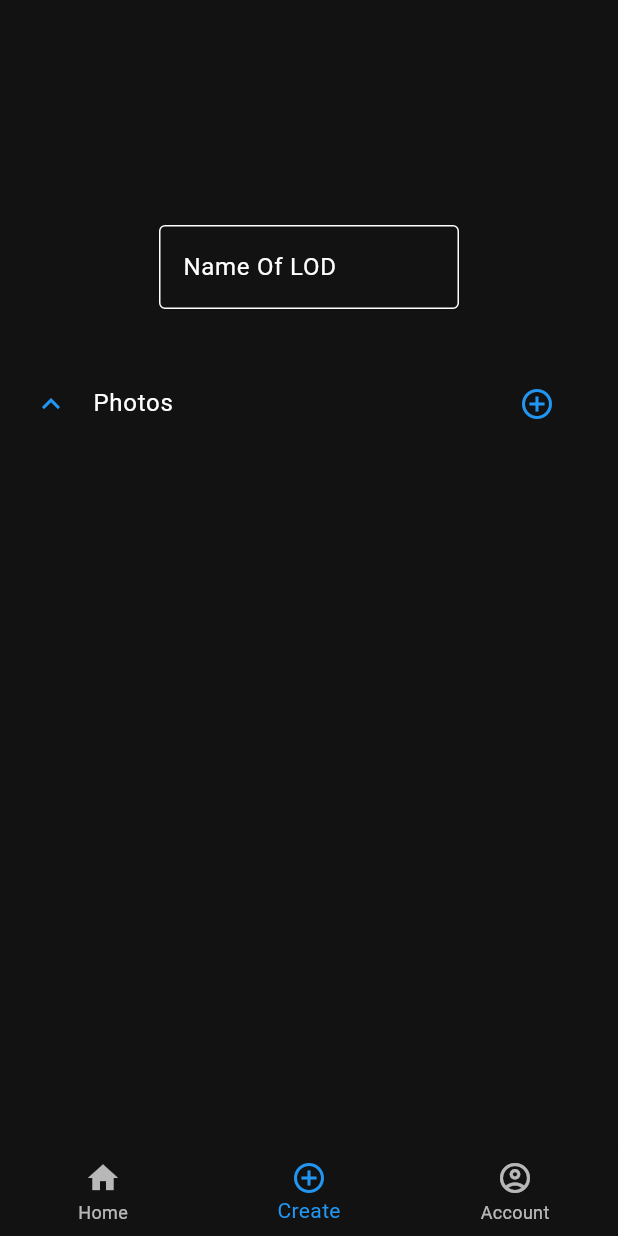
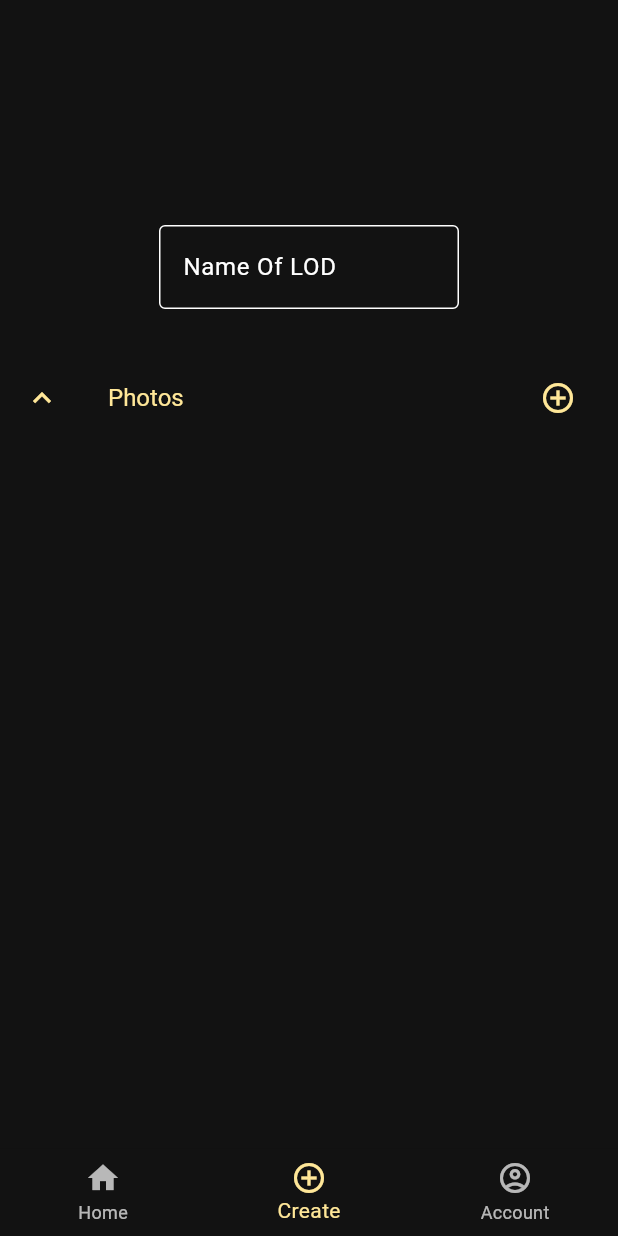
Before and after one commit to KOEGlike/LOD-flutter-app, a Flutter app: the screen it shows after launch, item 2 of the bottom bar chosen, after a tap on the "add circle outline" icon, on a phone screen of 412 x 824 dp. Run offline on Flutter 3.47's test engine with Material 2 defaults, Android fonts, the phone set to English and light mode, and no system bars; our stand-ins replace file_picker, flutter_card_swiper, go_router.

```diff
--- a/lib/main.dart
+++ b/lib/main.dart
@@ -3,7 +3,8 @@ import 'package:first_test/views/vote.dart';
 import 'package:flutter/material.dart';
 import 'views/home.dart';
 import 'views/account.dart';
-import 'views/create.dart';
+import 'views/create/select.dart';
+import 'views/create/links.dart';
 import 'package:go_router/go_router.dart';
 import 'skeleton.dart';
 
@@ -71,6 +72,16 @@ final _router = GoRouter(
                 id: int.parse(state.queryParameters['filter'] ?? "113")));
       },
     ),
+    GoRoute(
+      path: '/create/links',
+      pageBuilder: (context, state) {
+        return NoTransitionPage(
+            key: UniqueKey(),
+            child: Links(
+                //id: int.parse(state.queryParameters['filter'] ?? "113")
+                ));
+      },
+    ),
   ],
 );
 
@@ -80,18 +91,18 @@ void main() {
 
 class MyApp extends StatelessWidget {
   const MyApp({super.key});
-  static const Color accentcolor = Colors.blue;
-  static const String _title = '👍or👎';
+  final Color primaryColor = const Color.fromARGB(255, 145, 206, 255);
+  final Color accentColor = const Color.fromARGB(255, 255, 231, 152);
+  final String _title = '👍or👎';
 
   @override
   Widget build(BuildContext context) {
     final ThemeData theme = ThemeData(
       useMaterial3: true,
-      dividerColor: Colors.transparent,
-      colorScheme: const ColorScheme.dark(
-        primary: accentcolor,
-        secondary: accentcolor,
-        onSecondary: accentcolor,
+      colorScheme: ColorScheme.dark(
+        primary: primaryColor,
+        secondary: accentColor,
+        // onSecondary: accentcolor,
       ),
     );
 
--- a/lib/views/create.dart
+++ /dev/null
@@ -1,125 +0,0 @@
-import 'dart:io';
-import 'package:flutter/material.dart';
-import 'package:file_picker/file_picker.dart';
-
-class CreatePage extends StatefulWidget {
-  const CreatePage({super.key});
-
-  @override
-  State<CreatePage> createState() => _CreatePageState();
-}
-
-class _CreatePageState extends State<CreatePage> {
-  late final TextEditingController _controller;
-
-  List<File> images = [];
-  late Future<List<File>> pickedImagesFuture = Future<List<File>>.value([]);
-
-  @override
-  void initState() {
-    _controller = TextEditingController();
-    super.initState();
-  }
-
-  Future<List<File>> pickImages() async {
-    List<File> files = [];
-    FilePickerResult? result = await FilePicker.platform.pickFiles(
-      allowMultiple: true,
-      type: FileType.custom,
-      allowedExtensions: ['jpg', 'pdf', 'doc'],
-    );
-
-    if (result != null) {
-      files = result.paths.map((path) => File(path!)).toList();
-    }
-    return files;
-  }
-
-  @override
-  void dispose() {
-    _controller.dispose();
-    super.dispose();
-  }
-
-  @override
-  Widget build(BuildContext context) {
-    return Scaffold(
-      body: SingleChildScrollView(
-        child: Center(
-          child: Column(
-            mainAxisAlignment: MainAxisAlignment.start,
-            children: [
-              Padding(
-                padding: const EdgeInsets.only(top: 150),
-                child: SizedBox(
-                    width: 200,
-                    child: TextField(
-                      controller: _controller,
-                      keyboardType: TextInputType.number,
-                      decoration: const InputDecoration(
-                        border: OutlineInputBorder(),
-                        labelText: 'Name Of LOD',
-                      ),
-                    )),
-              ),
-              Padding(
-                padding: const EdgeInsets.only(top: 30),
-                child: SizedBox(
-                  width: 400,
-                  child: FutureBuilder(
-                    future: pickedImagesFuture,
-                    builder: (BuildContext context,
-                        AsyncSnapshot<dynamic> snapshot) {
-                      return ExpansionTile(
-                        maintainState: true,
-                        initiallyExpanded: true,
-                        controlAffinity: ListTileControlAffinity.leading,
-                        title: Row(
-                          mainAxisAlignment: MainAxisAlignment.spaceBetween,
-                          children: [
-                            const Text("Photos"),
-                            IconButton(
-                              onPressed: () async {
-                                if (snapshot.hasData) {
-                                  final List<File> pickedImages =
-                                      await pickImages();
-
-                                  setState(() {
-                                    images = images + pickedImages;
-                                  });
-                                }
-                              },
-                              icon: const Icon(Icons.add_circle_outline),
-                            )
-                          ],
-                        ),
-                        children: [
-                          SizedBox(
-                            width: 400,
-                            height: 700,
-                            child: GridView.builder(
-                              gridDelegate:
-                                  const SliverGridDelegateWithMaxCrossAxisExtent(
-                                      maxCrossAxisExtent: 200,
-                                      childAspectRatio: 3 / 2,
-                                      crossAxisSpacing: 20,
-                                      mainAxisSpacing: 20),
-                              itemBuilder: (BuildContext ctx, index) {
-                                return Image.file(images[index]);
-                              },
-                              itemCount: images.length,
-                            ),
-                          ),
-                        ],
-                      );
-                    },
-                  ),
-                ),
-              )
-            ],
-          ),
-        ),
-      ),
-    );
-  }
-}
--- /dev/null
+++ b/lib/views/create/select.dart
@@ -0,0 +1,136 @@
+import 'dart:io';
+import 'package:flutter/material.dart';
+import 'package:file_picker/file_picker.dart';
+
+class CreatePage extends StatefulWidget {
+  const CreatePage({super.key});
+
+  @override
+  State<CreatePage> createState() => _CreatePageState();
+}
+
+class _CreatePageState extends State<CreatePage> {
+  late final TextEditingController _controller;
+
+  List<File> images = [];
+  late Future<List<File>> pickedImagesFuture = Future<List<File>>.value([]);
+
+  @override
+  void initState() {
+    _controller = TextEditingController();
+    super.initState();
+  }
+
+  Future<List<File>> pickImages() async {
+    List<File> files = [];
+    FilePickerResult? result = await FilePicker.platform.pickFiles(
+      allowMultiple: true,
+      type: FileType.custom,
+      allowedExtensions: ['jpg', 'pdf', 'doc'],
+    );
+
+    if (result != null) {
+      files = result.paths.map((path) => File(path!)).toList();
+    }
+    return files;
+  }
+
+  @override
+  void dispose() {
+    _controller.dispose();
+    super.dispose();
+  }
+
+  @override
+  Widget build(BuildContext context) {
+    return Scaffold(
+      body: SingleChildScrollView(
+        child: Center(
+          child: Column(
+            mainAxisAlignment: MainAxisAlignment.start,
+            children: [
+              Padding(
+                padding: const EdgeInsets.only(top: 150),
+                child: SizedBox(
+                    width: 200,
+                    child: TextField(
+                      controller: _controller,
+                      keyboardType: TextInputType.number,
+                      decoration: const InputDecoration(
+                        border: OutlineInputBorder(),
+                        labelText: 'Name Of LOD',
+                      ),
+                    )),
+              ),
+              Padding(
+                padding: const EdgeInsets.only(top: 30),
+                child: SizedBox(
+                  width: 600,
+                  child: FutureBuilder(
+                    future: pickedImagesFuture,
+                    builder: (BuildContext context,
+                        AsyncSnapshot<dynamic> snapshot) {
+                      return Theme(
+                        data: ThemeData(
+                          dividerColor: Colors.transparent,
+                        ),
+                        child: ExpansionTile(
+                          textColor: Theme.of(context).colorScheme.secondary,
+                          iconColor: Theme.of(context).colorScheme.secondary,
+                          collapsedIconColor:
+                              Theme.of(context).colorScheme.primary,
+                          collapsedTextColor:
+                              Theme.of(context).colorScheme.primary,
+                          maintainState: true,
+                          initiallyExpanded: true,
+                          controlAffinity: ListTileControlAffinity.leading,
+                          title: Row(
+                            mainAxisAlignment: MainAxisAlignment.spaceBetween,
+                            children: [
+                              const Text("Photos"),
+                              IconButton(
+                                onPressed: () async {
+                                  if (snapshot.hasData) {
+                                    final List<File> pickedImages =
+                                        await pickImages();
+
+                                    setState(() {
+                                      images = images + pickedImages;
+                                    });
+                                  }
+                                },
+                                icon: const Icon(Icons.add_circle_outline),
+                              )
+                            ],
+                          ),
+                          children: [
+                            SizedBox(
+                              width: 400,
+                              height: 700,
+                              child: GridView.builder(
+                                gridDelegate:
+                                    const SliverGridDelegateWithMaxCrossAxisExtent(
+                                        maxCrossAxisExtent: 250,
+                                        childAspectRatio: 3 / 2,
+                                        crossAxisSpacing: 20,
+                                        mainAxisSpacing: 20),
+                                itemBuilder: (BuildContext ctx, index) {
+                                  return Image.file(images[index]);
+                                },
+                                itemCount: images.length,
+                              ),
+                            ),
+                          ],
+                        ),
+                      );
+                    },
+                  ),
+                ),
+              )
+            ],
+          ),
+        ),
+      ),
+    );
+  }
+}
```
Also changed, not shown: lib/skeleton.dart (+16 -6 lines), lib/views/create/links.dart (added, +20 -0 lines), 2 other files.
